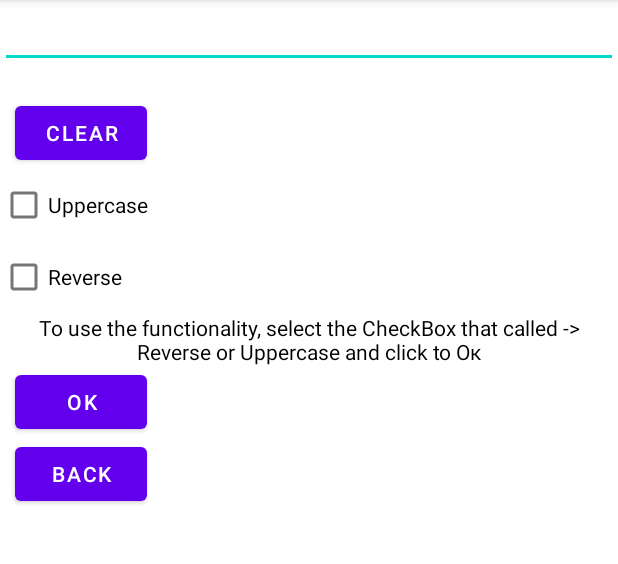
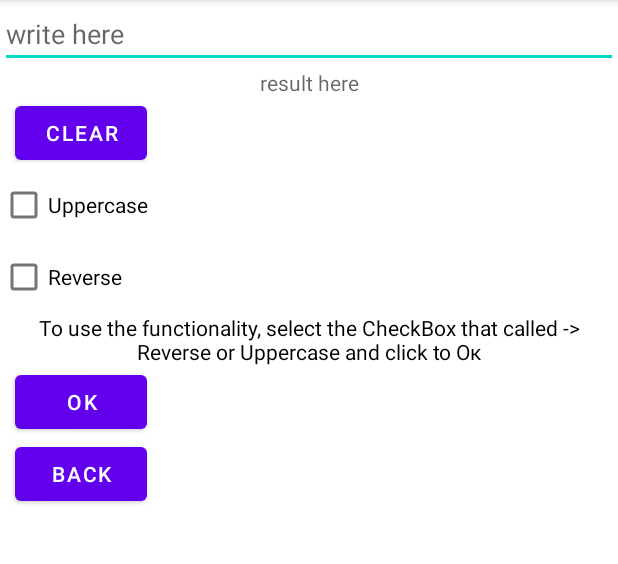
Before and after one commit to Gten71/KotlApp, an Android app: the ReverseActivity screen opened directly, with no data from a screen before it, on a phone screen of 412 x 824 dp, the part 84-648 px from its top. Run offline under Robolectric (Android 15) with nearby library versions, the phone set to English and light mode, and no system bars.

Commit message:
add hint

```diff
--- a/app/src/main/res/layout/activity_reverse.xml
+++ b/app/src/main/res/layout/activity_reverse.xml
@@ -9,6 +9,7 @@
         android:layout_width="match_parent"
         android:layout_height="wrap_content"
         android:inputType="text"
+        android:hint="write here"
         />
 
     <TextView
@@ -17,6 +18,7 @@
         android:layout_height="wrap_content"
         android:gravity="center"
         android:textColor="#F00"
+        android:hint="result here"
         android:text="" />
     <Button
         android:layout_width="wrap_content"
```
Also changed, not shown: 1 other file.
